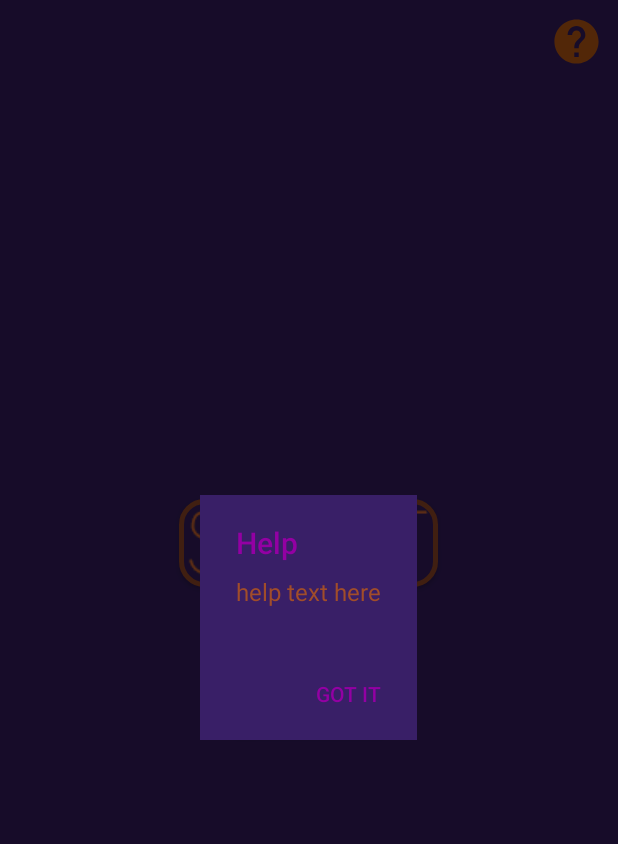
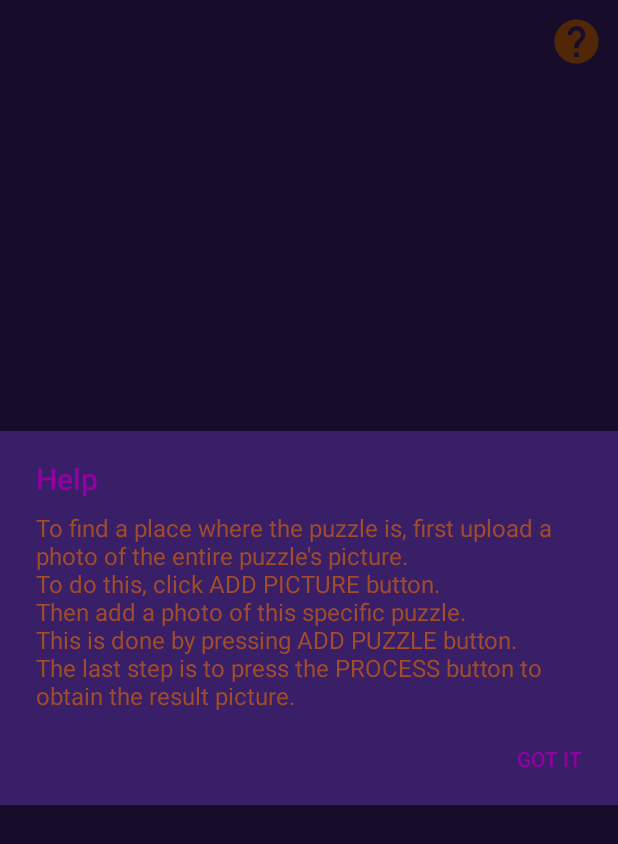
Before and after one commit to wkulczi/jigSolve, an Android app: the StartActivity screen opened directly, with no data from a screen before it, after a tap on an icon or button, on a phone screen of 412 x 824 dp. Shown: the top 844 px of the screen. Run offline under Robolectric (Android 15) with nearby library versions, the phone set to English and light mode, and no system bars; our stand-ins replace ButterKnife.

Commit message:
Simple help text

```diff
--- a/client/app/src/main/res/values/strings.xml
+++ b/client/app/src/main/res/values/strings.xml
@@ -5,7 +5,12 @@
     <string name="activity_tittle_home">Home</string>
     <string name="activity_tittle_result">Result</string>
 
-    <string name="help_info"> help text here</string>
+    <string name="help_info"> To find a place where the puzzle is, first upload a photo of the entire puzzle\'s picture.
+        \nTo do this, click ADD PICTURE button.
+        \nThen add a photo of this specific puzzle.
+        \nThis is done by pressing ADD PUZZLE button.
+        \nThe last step is to press the PROCESS button to obtain the result picture.
+    </string>
 
     <!-- Toasts-->
     <string name="load_picture_warning">Load picture image first.</string>
```
